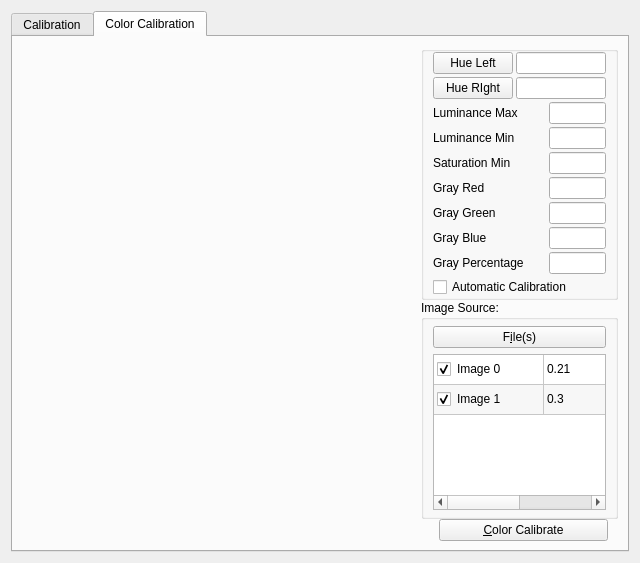
Old version of the form app/src/tools/core/tabs/CameraCalibrationWidget.ui in the repository jlfranco/gts.
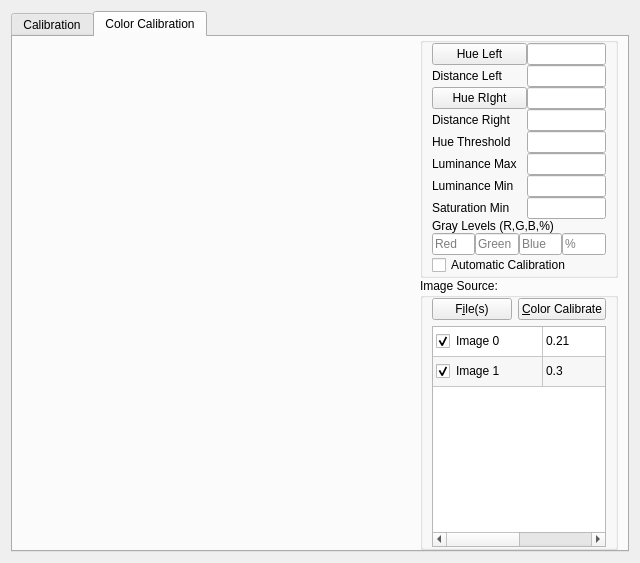
New version of the form. Custom widgets are drawn as their Qt base class.

Commit message: [add] color calib hueThreshold and distance LR params

The edit to the form file:
```diff
--- a/app/src/tools/core/tabs/CameraCalibrationWidget.ui
+++ b/app/src/tools/core/tabs/CameraCalibrationWidget.ui
@@ -575,7 +575,16 @@
              <attribute name="title">
               <string>Color Calibration</string>
              </attribute>
-             <layout class="QGridLayout" name="gridLayout_4" columnstretch="2,1">
+             <layout class="QGridLayout" name="gridLayout_4" columnstretch="2,1,0">
+              <property name="topMargin">
+               <number>0</number>
+              </property>
+              <property name="bottomMargin">
+               <number>0</number>
+              </property>
+              <item row="0" column="0">
+               <widget class="SelectableImageGrid" name="m_imageGridColor" native="true"/>
+              </item>
               <item row="0" column="1">
                <layout class="QVBoxLayout" name="verticalLayout_4">
                 <property name="spacing">
@@ -594,18 +603,18 @@
                     <number>0</number>
                    </property>
                    <property name="verticalSpacing">
-                    <number>0</number>
+                    <number>3</number>
                    </property>
-                   <item row="0" column="0">
+                   <item row="1" column="0">
                     <layout class="QVBoxLayout" name="verticalLayout">
                      <property name="spacing">
-                      <number>3</number>
+                      <number>0</number>
                      </property>
                      <property name="topMargin">
                       <number>0</number>
                      </property>
                      <item>
-                      <layout class="QHBoxLayout" name="horizontalLayout_9">
+                      <layout class="QHBoxLayout" name="horizontalLayout_9" stretch="6,5">
                        <item>
                         <widget class="QPushButton" name="m_hueLeftLabel">
                          <property name="text">
@@ -626,7 +635,21 @@
                       </layout>
                      </item>
                      <item>
-                      <layout class="QHBoxLayout" name="horizontalLayout_18">
+                      <layout class="QHBoxLayout" name="horizontalLayout_7" stretch="6,5">
+                       <item>
+                        <widget class="QLabel" name="label">
+                         <property name="text">
+                          <string>Distance Left</string>
+                         </property>
+                        </widget>
+                       </item>
+                       <item>
+                        <widget class="QLineEdit" name="m_distLeft"/>
+                       </item>
+                      </layout>
+                     </item>
+                     <item>
+                      <layout class="QHBoxLayout" name="horizontalLayout_18" stretch="6,5">
                        <item>
                         <widget class="QPushButton" name="m_hueRightLabel">
                          <property name="text">
@@ -647,7 +670,39 @@
                       </layout>
                      </item>
                      <item>
-                      <layout class="QHBoxLayout" name="horizontalLayout_10" stretch="2,1">
+                      <layout class="QHBoxLayout" name="horizontalLayout_11" stretch="6,5">
+                       <item>
+                        <widget class="QLabel" name="label_2">
+                         <property name="text">
+                          <string>Distance Right</string>
+                         </property>
+                        </widget>
+                       </item>
+                       <item>
+                        <widget class="QLineEdit" name="m_distRight"/>
+                       </item>
+                      </layout>
+                     </item>
+                     <item>
+                      <layout class="QHBoxLayout" name="horizontalLayout_19" stretch="6,5">
+                       <item>
+                        <widget class="QLabel" name="label_9">
+                         <property name="text">
+                          <string>Hue Threshold</string>
+                         </property>
+                        </widget>
+                       </item>
+                       <item>
+                        <widget class="QLineEdit" name="m_hueThreshold">
+                         <property name="maxLength">
+                          <number>9</number>
+                         </property>
+                        </widget>
+                       </item>
+                      </layout>
+                     </item>
+                     <item>
+                      <layout class="QHBoxLayout" name="horizontalLayout_10" stretch="6,5">
                        <item>
                         <widget class="QLabel" name="labelx">
                          <property name="text">
@@ -661,7 +716,7 @@
                       </layout>
                      </item>
                      <item>
-                      <layout class="QHBoxLayout" name="horizontalLayout_13" stretch="2,1">
+                      <layout class="QHBoxLayout" name="horizontalLayout_13" stretch="6,5">
                        <item>
                         <widget class="QLabel" name="label_4">
                          <property name="text">
@@ -675,7 +730,7 @@
                       </layout>
                      </item>
                      <item>
-                      <layout class="QHBoxLayout" name="horizontalLayout_12" stretch="2,1">
+                      <layout class="QHBoxLayout" name="horizontalLayout_12" stretch="6,5">
                        <item>
                         <widget class="QLabel" name="label_3">
                          <property name="text">
@@ -689,58 +744,45 @@
                       </layout>
                      </item>
                      <item>
-                      <layout class="QHBoxLayout" name="horizontalLayout_15" stretch="2,1">
+                      <layout class="QHBoxLayout" name="horizontalLayout_15" stretch="2">
                        <item>
                         <widget class="QLabel" name="label_6">
                          <property name="text">
-                          <string>Gray Red</string>
+                          <string>Gray Levels (R,G,B,%)</string>
                          </property>
                         </widget>
                        </item>
-                       <item>
-                        <widget class="QLineEdit" name="m_grayRed"/>
-                       </item>
                       </layout>
                      </item>
                      <item>
-                      <layout class="QHBoxLayout" name="horizontalLayout_16" stretch="2,1">
+                      <layout class="QHBoxLayout" name="horizontalLayout_16" stretch="0,0,0,0">
                        <item>
-                        <widget class="QLabel" name="label_7">
-                         <property name="text">
-                          <string>Gray Green</string>
+                        <widget class="QLineEdit" name="m_grayRed">
+                         <property name="placeholderText">
+                          <string>Red</string>
                          </property>
                         </widget>
                        </item>
                        <item>
-                        <widget class="QLineEdit" name="m_grayGreen"/>
-                       </item>
-                      </layout>
-                     </item>
-                     <item>
-                      <layout class="QHBoxLayout" name="horizontalLayout_17" stretch="2,1">
-                       <item>
-                        <widget class="QLabel" name="label_8">
-                         <property name="text">
-                          <string>Gray Blue</string>
+                        <widget class="QLineEdit" name="m_grayGreen">
+                         <property name="placeholderText">
+                          <string>Green</string>
                          </property>
                         </widget>
                        </item>
                        <item>
-                        <widget class="QLineEdit" name="m_grayBlue"/>
-                       </item>
-                      </layout>
-                     </item>
-                     <item>
-                      <layout class="QHBoxLayout" name="horizontalLayout_14" stretch="2,1">
-                       <item>
-                        <widget class="QLabel" name="label_5">
-                         <property name="text">
-                          <string>Gray Percentage</string>
+                        <widget class="QLineEdit" name="m_grayBlue">
+                         <property name="placeholderText">
+                          <string>Blue</string>
                          </property>
                         </widget>
                        </item>
                        <item>
-                        <widget class="QLineEdit" name="m_grayPercentage"/>
+                        <widget class="QLineEdit" name="m_grayPercentage">
+                         <property name="placeholderText">
+                          <string>%</string>
+                         </property>
+                        </widget>
                        </item>
                       </layout>
                      </item>
@@ -776,13 +818,13 @@
                   </property>
                   <layout class="QVBoxLayout" name="verticalLayout_6">
                    <property name="topMargin">
-                    <number>6</number>
+                    <number>0</number>
                    </property>
                    <property name="bottomMargin">
-                    <number>6</number>
+                    <number>0</number>
                    </property>
                    <item>
-                    <layout class="QHBoxLayout" name="horizontalLayout_6" stretch="0">
+                    <layout class="QHBoxLayout" name="horizontalLayout_6" stretch="0,0">
                      <property name="spacing">
                       <number>6</number>
                      </property>
@@ -802,6 +844,13 @@
                        </property>
                       </widget>
                      </item>
+                     <item>
+                      <widget class="QPushButton" name="m_colorCalibrateBtn">
+                       <property name="text">
+                        <string>&amp;Color Calibrate</string>
+                       </property>
+                      </widget>
+                     </item>
                     </layout>
                    </item>
                    <item>
@@ -935,44 +984,8 @@
                   </layout>
                  </widget>
                 </item>
-                <item>
-                 <layout class="QVBoxLayout" name="verticalLayout_7" stretch="0">
-                  <property name="spacing">
-                   <number>6</number>
-                  </property>
-                  <property name="leftMargin">
-                   <number>18</number>
-                  </property>
-                  <property name="rightMargin">
-                   <number>10</number>
-                  </property>
-                  <item>
-                   <widget class="QPushButton" name="m_colorCalibrateBtn">
-                    <property name="text">
-                     <string>&amp;Color Calibrate</string>
-                    </property>
-                   </widget>
-                  </item>
-                 </layout>
-                </item>
-                <item>
-                 <spacer name="colorVerticalSpacer">
-                  <property name="orientation">
-                   <enum>Qt::Vertical</enum>
-                  </property>
-                  <property name="sizeHint" stdset="0">
-                   <size>
-                    <width>17</width>
-                    <height>13</height>
-                   </size>
-                  </property>
-                 </spacer>
-                </item>
                </layout>
               </item>
-              <item row="0" column="0">
-               <widget class="SelectableImageGrid" name="m_imageGridColor" native="true"/>
-              </item>
              </layout>
             </widget>
            </widget>
```
The commit also changes 3 other files.
